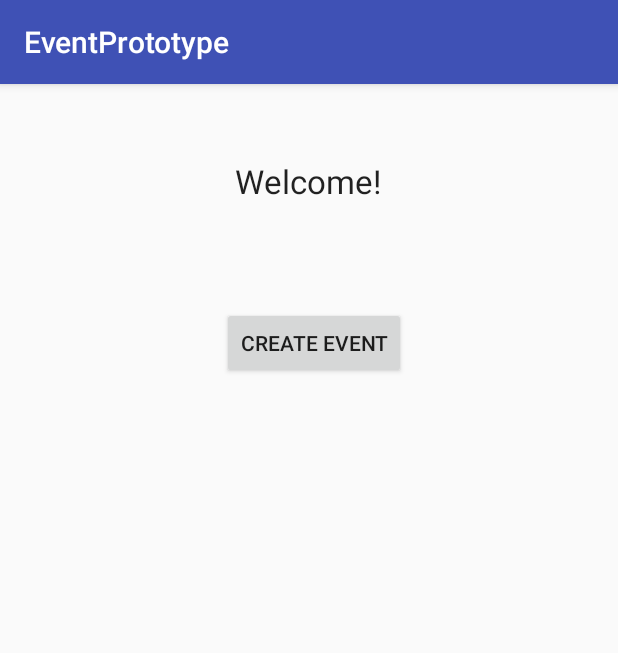
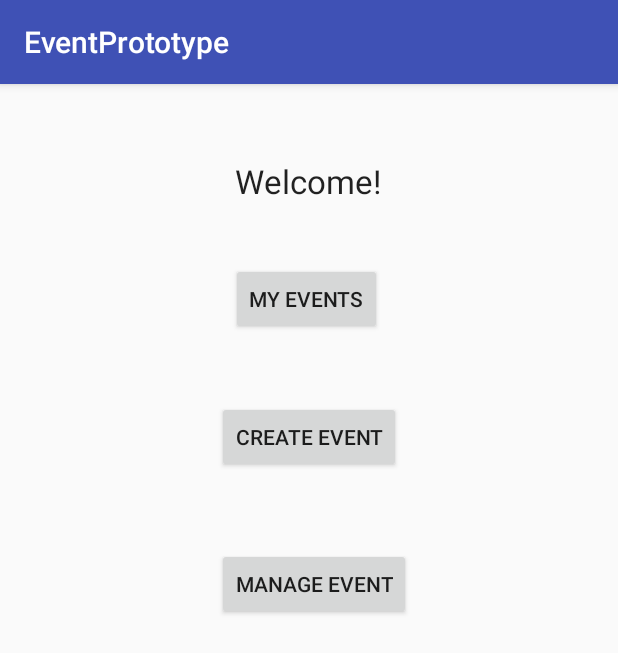
Before and after one commit to jtran3/EventPrototype, an Android app: the MainActivity screen opened directly, with no data from a screen before it, on a phone screen of 412 x 824 dp. Shown: the top 653 px of the screen. Run offline under Robolectric (Android 15) with nearby library versions, the phone set to English and light mode, and no system bars.

```diff
--- a/EventPrototype/app/src/main/java/edu/ggc/john/eventprototype/Contacts.java
+++ b/EventPrototype/app/src/main/java/edu/ggc/john/eventprototype/Contacts.java
@@ -13,7 +13,7 @@ import android.widget.ListView;
 public class Contacts extends AppCompatActivity
 {
 
-    private static final int CONTACT_LOADER_ID = 78;
+    public static final int CONTACT_LOADER_ID = 78;
     private SimpleCursorAdapter adapter;
 
 
@@ -58,7 +58,7 @@ public class Contacts extends AppCompatActivity
                     String[] projectionFields = new String[]
                             {ContactsContract.Contacts._ID,
                             ContactsContract.Contacts.DISPLAY_NAME,
-                            ContactsContract.Contacts.PHOTO_URI
+                            ContactsContract.Contacts.HAS_PHONE_NUMBER
                             };
                     // Construct the loader
                     CursorLoader cursorLoader = new CursorLoader(Contacts.this,
--- a/EventPrototype/app/src/main/res/layout/activity_main.xml
+++ b/EventPrototype/app/src/main/res/layout/activity_main.xml
@@ -20,31 +20,31 @@
         android:layout_centerHorizontal="true" />
 
     <Button
+        android:text="Manage Event"
+        android:layout_width="wrap_content"
+        android:layout_height="wrap_content"
+        android:layout_marginTop="50dp"
+        android:id="@+id/bManageEvents"
+        android:layout_below="@+id/button2"
+        android:layout_alignLeft="@+id/button2"
+        android:layout_alignStart="@+id/button2" />
+
+    <Button
         android:layout_width="wrap_content"
         android:layout_height="wrap_content"
         android:text="My Events"
         android:id="@+id/button3"
-        android:layout_marginTop="54dp"
-        android:layout_below="@+id/button3"
+        android:layout_marginTop="40dp"
+        android:layout_below="@+id/textView2"
         android:layout_alignRight="@+id/textView2"
         android:layout_alignEnd="@+id/textView2" />
-
-    <Button
-        android:text="Manage Event"
-        android:layout_width="wrap_content"
-        android:layout_height="wrap_content"
-        android:layout_marginTop="35dp"
-        android:id="@+id/bManageEvents"
-        android:layout_below="@+id/button3"
-        android:layout_centerHorizontal="true" />
 
     <Button
         android:layout_width="wrap_content"
         android:layout_height="wrap_content"
         android:text="Create Event"
         android:id="@+id/button2"
-        android:layout_marginTop="69dp"
-        android:layout_below="@+id/textView2"
-        android:layout_alignRight="@+id/bManageEvents"
-        android:layout_alignEnd="@+id/bManageEvents" />
+        android:layout_marginTop="44dp"
+        android:layout_below="@+id/button3"
+        android:layout_centerHorizontal="true" />
 </RelativeLayout>
```
Also changed, not shown: EventPrototype/app/src/main/java/edu/ggc/john/eventprototype/CreateEventRequest.java (deleted, +0 -35 lines), EventPrototype/app/src/main/java/edu/ggc/john/eventprototype/EventRequest.java (added, +35 -0 lines), 1 other file.
